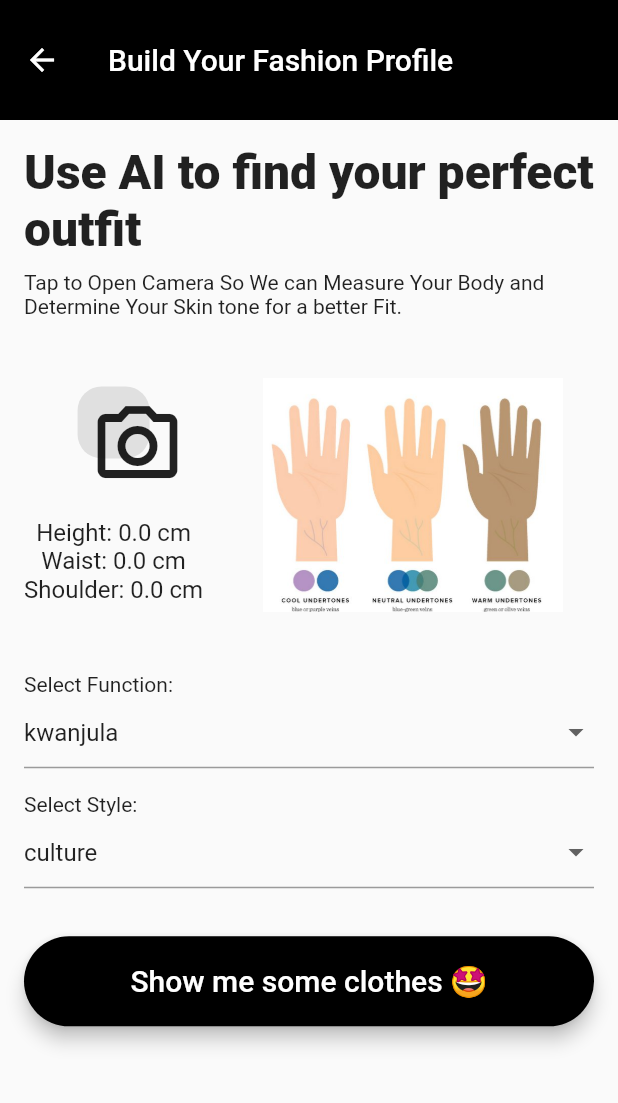
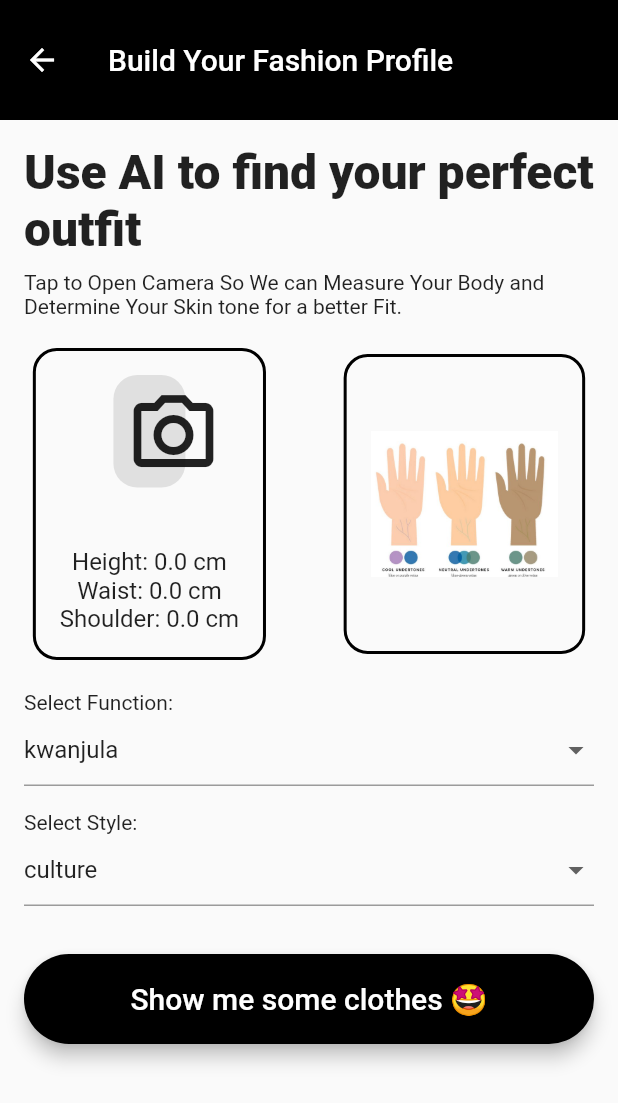
Before and after one commit to Marcollins2/kiwi_app, a Flutter app: the UserFashionProfileScreen screen opened directly, on a phone screen of 412 x 824 dp. Shown: the top 1103 px of the screen. Run offline on Flutter 3.47's test engine with Material 2 defaults, Android fonts, the light colour scheme and no system bars; our stand-ins replace appwrite, camera, get, get_storage; missing offline and left inert: tflite; accounts and stored records are empty; network calls fail.

Commit message:
improves UI

```diff
--- a/lib/Screens/UserFashionProfile.dart
+++ b/lib/Screens/UserFashionProfile.dart
@@ -78,14 +78,24 @@ class _UserFashionProfileScreenState extends State<UserFashionProfileScreen> {
             Text(
                 'Tap to Open Camera So We can Measure Your Body and Determine Your Skin tone for a better Fit.'),
             SizedBox(
-              height: 40,
+              height: 20,
             ),
             Row(
-              mainAxisAlignment: MainAxisAlignment.start,
-              children: [
-                Column(
+              mainAxisAlignment: MainAxisAlignment.spaceEvenly,
               children: [
                 Container(
+                  padding: EdgeInsets.all(16),
+                  decoration: BoxDecoration(
+                    border: Border.all(
+                      color: Colors.black,
+                      width: 2,
+                    ),
+                    borderRadius: BorderRadius.circular(16),
+                  ),
+                  child: Column(
+                    children: [
+                      Container(
+                        height: 75,
                         decoration: BoxDecoration(
                           color: Colors.grey[300],
                           borderRadius: BorderRadius.circular(16),
@@ -122,17 +132,30 @@ class _UserFashionProfileScreenState extends State<UserFashionProfileScreen> {
                       ),
                     ],
                   ),
+                ),
                 SizedBox(
                   width: 40,
                 ),
-                Image(
+                Container(
+                  height: 200,
+                  padding: EdgeInsets.all(16),
+                  decoration: BoxDecoration(
+                    border: Border.all(
+                      color: Colors.black,
+                      width: 2,
+                    ),
+                    borderRadius: BorderRadius.circular(16),
+                  ),
+                  child: Image(
                     image: AssetImage('assets/images/skin_tone.jpg'),
-                  width: 200,
+                    width: 125,
+                    height: 125,
+                  ),
                 ),
               ],
             ),
             SizedBox(
-              height: 40,
+              height: 20,
             ),
             Text('Select Function:'),
             DropdownButtonFormField<String>(
```
Lines whose indentation alone changed are shown as unchanged.
